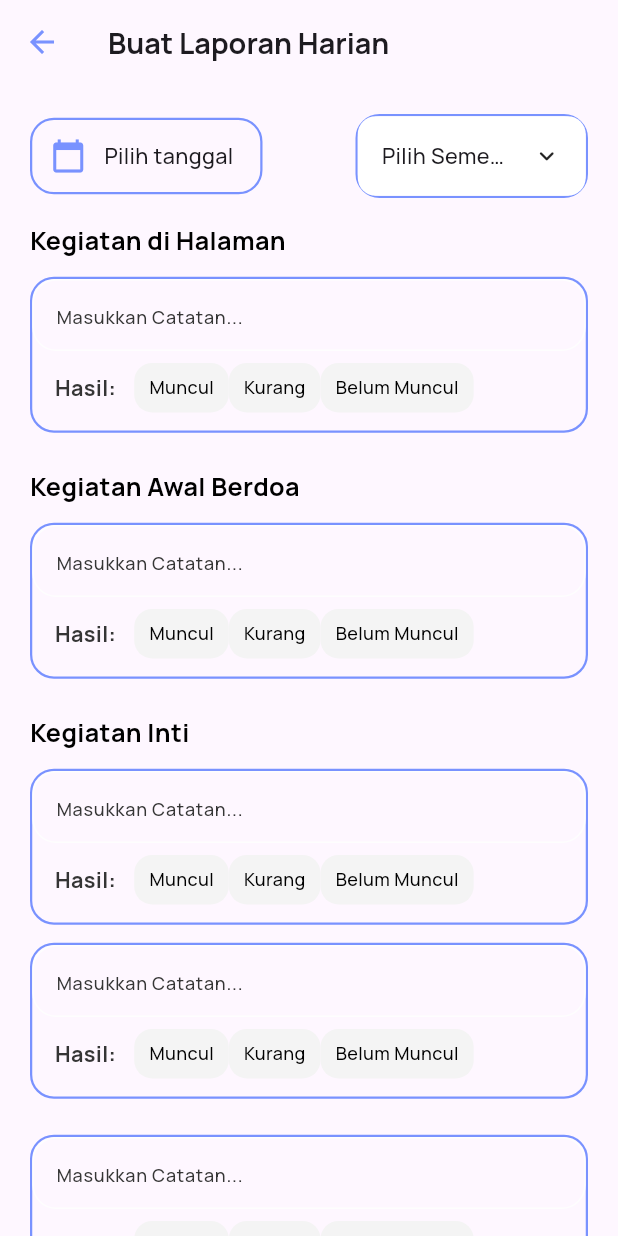
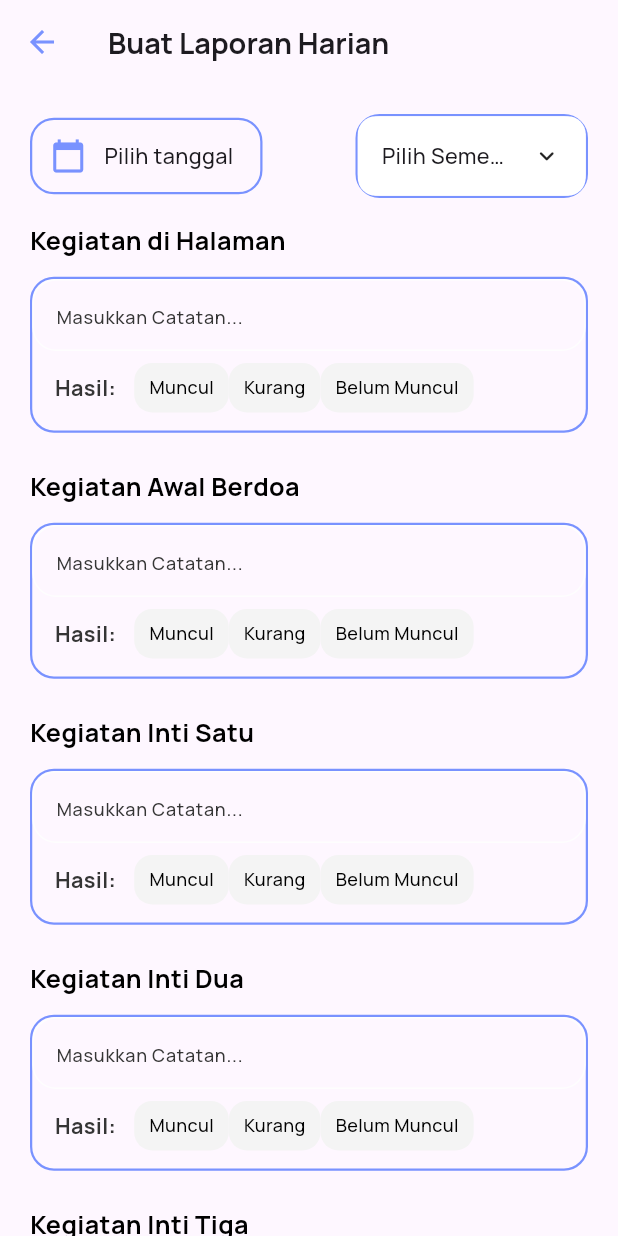
Before and after one commit to Asyelvaa/TalentaKu, a Flutter app: the StudentReportFormScreen screen opened by its route, on a phone screen of 412 x 824 dp. Run offline on Flutter 3.47's test engine with Material 3 defaults, Android fonts, the light colour scheme and no system bars; drawn by our look-alikes of animated_custom_dropdown; our stand-ins replace auto_size_text, file_picker, get, get_storage, google_fonts, iconsax and 2 more; missing offline and left inert: dart:ffi; accounts and stored records are empty; network calls fail; statements that could not run were skipped.

Commit message:
[RR] revisi

```diff
--- a/lib/presentation/class_detail_page/component/beranda/content_beranda.dart
+++ b/lib/presentation/class_detail_page/component/beranda/content_beranda.dart
@@ -1,6 +1,7 @@
 import 'package:flutter/material.dart';
 import 'package:flutter_talentaku/presentation/class_detail_page/component/beranda/annoucement_component.dart';
 import 'package:flutter_talentaku/presentation/class_detail_page/component/beranda/informasi_siswa.dart';
+import 'package:flutter_talentaku/presentation/class_detail_page/component/beranda/informasi_teacher.dart';
 import 'package:flutter_talentaku/presentation/class_detail_page/component/materi_tugas/assignment_item.dart';
 import 'package:get/get.dart';
 import 'package:intl/intl.dart';
@@ -25,7 +26,7 @@ class ContentBeranda extends GetView<ClassDetailController> {
           return InformasiSiswa();
         } else if (controller.userRole.any(
             (role) => role.contains('Guru KB') || role.contains('Guru SD'))) {
-          return AssignmentListTeacher();
+          return InformasiTeacher();
         } else {
           return Text(controller.userRole.toString());
         }
--- a/lib/presentation/class_detail_page/controllers/class_detail.controller.dart
+++ b/lib/presentation/class_detail_page/controllers/class_detail.controller.dart
@@ -42,7 +42,6 @@ class ClassDetailController extends GetxController
   Rx<File?> image = Rx<File?>(null);
   RxList<TaskStudentModel> studentTasks = <TaskStudentModel>[].obs;
   late Map<String, dynamic> classItem;
-
   final TextEditingController classNameController = TextEditingController();
   final TextEditingController classDescController = TextEditingController();
   final TextEditingController classLevelController = TextEditingController();
@@ -368,6 +367,7 @@ class ClassDetailController extends GetxController
 
   Future<void> fetchStream() async {
     late final token = box.read('token');
+
     final url = 'https://talentaku.site/api/grades/1/announcements';
     var headers = {
       'Accept': 'application/json',
--- a/lib/presentation/edit__report_user_page/controllers/edit_report_user_page.controller.dart
+++ b/lib/presentation/edit__report_user_page/controllers/edit_report_user_page.controller.dart
@@ -171,22 +171,22 @@ class EditReportUserPageController extends GetxController {
       var formData = {
         'created': created,
         'semester_id': semesterId.toString(),
-        'kegiatan_awal_dihalaman': kegiatan_awal_dihalamanTextController,
+        'kegiatan_awal_dihalaman': kegiatan_awal_dihalaman,
         'dihalaman_hasil': dihalaman_hasil,
-        'kegiatan_awal_berdoa': kegiatan_awal_berdoaTextController,
+        'kegiatan_awal_berdoa': kegiatan_awal_berdoa,
         'berdoa_hasil': berdoa_hasil,
-        'kegiatan_inti_satu': kegiatan_inti_satuTextController,
+        'kegiatan_inti_satu': kegiatan_inti_satu,
         'inti_satu_hasil': inti_satu_hasil,
-        'kegiatan_inti_dua': kegiatan_inti_duaTextController,
+        'kegiatan_inti_dua': kegiatan_inti_dua,
         'inti_dua_hasil': inti_dua_hasil,
-        'kegiatan_inti_tiga': kegiatan_inti_tigaTextController,
+        'kegiatan_inti_tiga': kegiatan_inti_tiga,
         'inti_tiga_hasil': inti_tiga_hasil,
         'snack': snack,
         'inklusi': inklusi,
         'inklusi_hasil': inklusi_hasil,
         'inklusi_penutup': inklusi_penutup,
         'inklusi_penutup_hasil': inklusi_penutup_hasil,
-        'inklusi_doa': inklusi_doaTextController,
+        'inklusi_doa': inklusi_doa,
         'inklusi_doa_hasil': doa_hasil,
         'catatan': catatan,
         'student_id': box.read('student_id')
--- a/lib/presentation/student_report_form/student_report_form.screen.dart
+++ b/lib/presentation/student_report_form/student_report_form.screen.dart
@@ -175,15 +175,21 @@ class StudentReportFormScreen extends GetView<StudentReportFormController> {
             ),
             defaultHeightSpace,
             Text(
-              "Kegiatan Inti",
+              "Kegiatan Inti Satu",
               style: AppTextStyle.tsBodyBold(Colors.black),
             ),
             spaceHeightSmall,
+
             FormSection(
               textController: controller.kegiatan_inti_satuTextController,
               controller: controller,
               sectionTitle: "Kegiatan Inti",
               pointType: 'Muncul',
+            ),
+            defaultHeightSpace,
+            Text(
+              "Kegiatan Inti Dua",
+              style: AppTextStyle.tsBodyBold(Colors.black),
             ),
             spaceHeightSmall,
             FormSection(
@@ -193,6 +199,11 @@ class StudentReportFormScreen extends GetView<StudentReportFormController> {
               pointType: 'Belum Muncul',
             ),
             defaultHeightSpace,
+            Text(
+              "Kegiatan Inti Tiga",
+              style: AppTextStyle.tsBodyBold(Colors.black),
+            ),
+            spaceHeightSmall,
             FormSection(
               textController: controller.kegiatan_inti_tigaTextController,
               controller: controller,
```
Also changed, not shown: lib/presentation/class_detail_page/component/beranda/informasi_teacher.dart (added, +54 -0 lines), lib/presentation/student_report_page/component/media_display.dart (+24 -9 lines), lib/presentation/student_report_page/component/media_fullscreen.dart (added, +29 -0 lines), lib/presentation/student_report_page/component/report_item.dart (+6 -3 lines).
